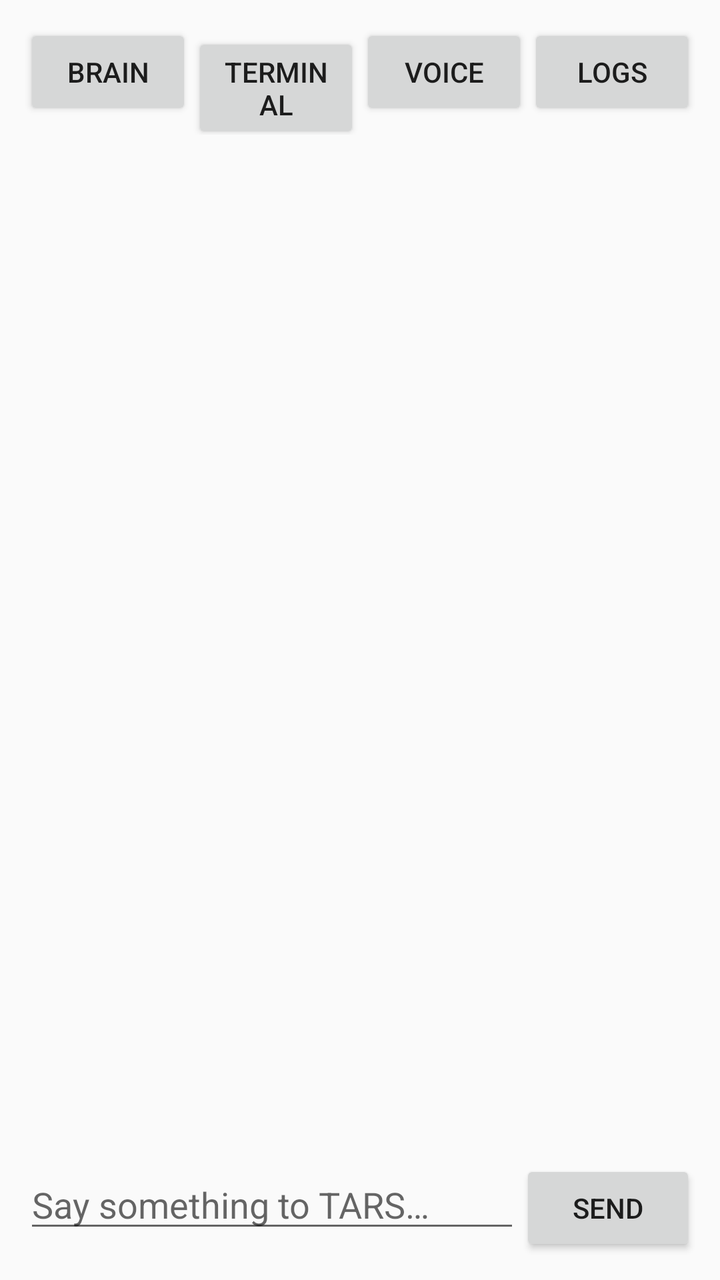
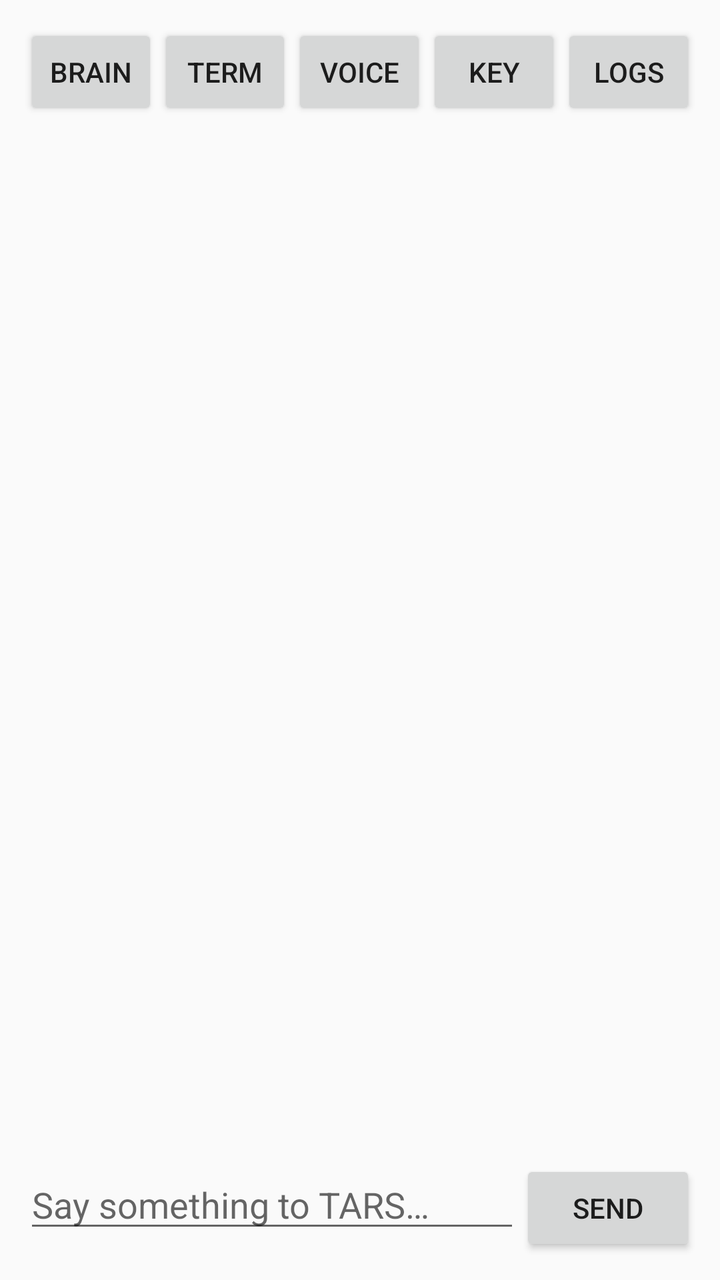

Two renders of the same Android screen: before a commit and after it. Below are the layout's source before the change and the commit's diff.
<!-- AndroidManifest.xml: application theme Theme.AppCompat.DayNight -->
<!-- res/layout/activity_main.xml -->
<?xml version="1.0" encoding="utf-8"?>
<LinearLayout xmlns:android="http://schemas.android.com/apk/res/android"
    android:layout_width="match_parent"
    android:layout_height="match_parent"
    android:orientation="vertical"
    android:padding="12dp">

    <LinearLayout
        android:layout_width="match_parent"
        android:layout_height="wrap_content"
        android:orientation="horizontal"
        android:paddingBottom="6dp">

        <Button
            android:id="@+id/brain"
            android:layout_width="0dp"
            android:layout_height="wrap_content"
            android:layout_weight="1"
            android:minWidth="0dp"
            android:text="@string/brain" />

        <Button
            android:id="@+id/terminal"
            android:layout_width="0dp"
            android:layout_height="wrap_content"
            android:layout_weight="1"
            android:minWidth="0dp"
            android:text="@string/terminal" />

        <Button
            android:id="@+id/voice"
            android:layout_width="0dp"
            android:layout_height="wrap_content"
            android:layout_weight="1"
            android:minWidth="0dp"
            android:text="@string/voice" />

        <Button
            android:id="@+id/logs"
            android:layout_width="0dp"
            android:layout_height="wrap_content"
            android:layout_weight="1"
            android:minWidth="0dp"
            android:text="@string/logs" />
    </LinearLayout>

    <ScrollView
        android:id="@+id/scroll"
        android:layout_width="match_parent"
        android:layout_height="0dp"
        android:layout_weight="1">

        <TextView
            android:id="@+id/log"
            android:layout_width="match_parent"
            android:layout_height="wrap_content"
            android:textSize="16sp"
            android:fontFamily="monospace"
            android:textIsSelectable="true" />
    </ScrollView>

    <LinearLayout
        android:layout_width="match_parent"
        android:layout_height="wrap_content"
        android:orientation="horizontal"
        android:paddingTop="8dp">

        <EditText
            android:id="@+id/input"
            android:layout_width="0dp"
            android:layout_height="wrap_content"
            android:layout_weight="1"
            android:hint="@string/input_hint"
            android:inputType="textShortMessage|textMultiLine"
            android:maxLines="4" />

        <Button
            android:id="@+id/send"
            android:layout_width="wrap_content"
            android:layout_height="wrap_content"
            android:text="@string/send" />
    </LinearLayout>
</LinearLayout>
<!-- resources referenced by this layout -->
<resources>
  <string name="brain">Brain</string>
  <string name="input_hint">Say something to TARS…</string>
  <string name="logs">Logs</string>
  <string name="send">Send</string>
  <string name="terminal">Terminal</string>
  <string name="voice">Voice</string>
</resources>

<!-- the commit's change to res/layout/activity_main.xml (unified diff, before → after) -->
@@ -34,6 +34,14 @@
             android:layout_weight="1"
             android:minWidth="0dp"
             android:text="@string/voice" />
+
+        <Button
+            android:id="@+id/key"
+            android:layout_width="0dp"
+            android:layout_height="wrap_content"
+            android:layout_weight="1"
+            android:minWidth="0dp"
+            android:text="@string/key" />
 
         <Button
             android:id="@+id/logs"
<!-- resource entries referenced after the edit -->
@@ -2,9 +2,10 @@
 <resources>
   <string name="brain">Brain</string>
   <string name="input_hint">Say something to TARS…</string>
+  <string name="key">Key</string>
   <string name="logs">Logs</string>
   <string name="send">Send</string>
-  <string name="terminal">Terminal</string>
+  <string name="terminal">Term</string>
   <string name="voice">Voice</string>
 </resources>
 
